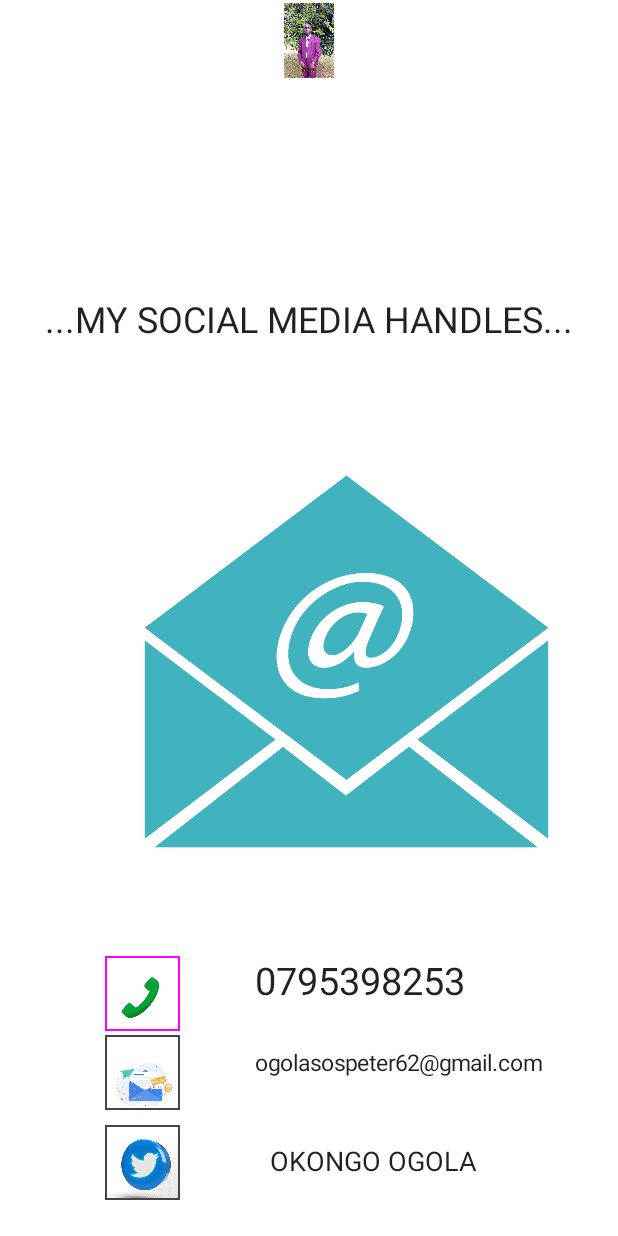
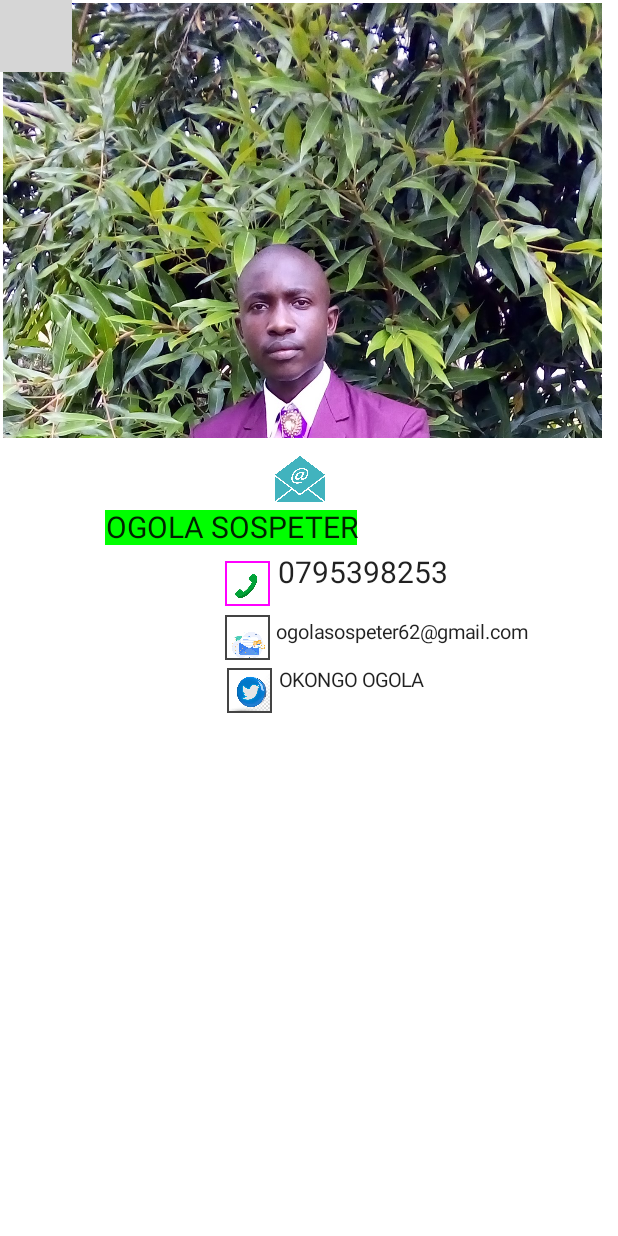
Before and after one commit to OGOLA-SOSPETER/DEVELOPER, an Android app built with Jetpack Compose: the @Preview function DeveloperPreview, on a phone screen of 412 x 824 dp. Run offline under Robolectric (Android 15) with nearby library versions, the phone set to English and light mode, and no system bars; 1 statement that could not run was skipped; grey boxes are pictures that could not be loaded.

Commit message:
Updated files

```diff
--- a/app/src/main/java/com/example/developer/MainActivity.kt
+++ b/app/src/main/java/com/example/developer/MainActivity.kt
@@ -3,20 +3,19 @@ package com.example.developer
 import android.os.Bundle
 import androidx.activity.ComponentActivity
 import androidx.activity.compose.setContent
-import androidx.compose.foundation.BorderStroke
 import androidx.compose.foundation.Image
+import androidx.compose.foundation.background
 import androidx.compose.foundation.border
 import androidx.compose.foundation.layout.*
-import androidx.compose.foundation.shape.CornerSize
-import androidx.compose.foundation.shape.RoundedCornerShape
 import androidx.compose.material.MaterialTheme
 import androidx.compose.material.Surface
 import androidx.compose.material.Text
 import androidx.compose.runtime.Composable
-import androidx.compose.runtime.ComposeCompilerApi
 import androidx.compose.ui.Alignment
 import androidx.compose.ui.Modifier
 import androidx.compose.ui.graphics.Color
+import androidx.compose.ui.graphics.Color.Companion.Green
+import androidx.compose.ui.graphics.Color.Companion.White
 import androidx.compose.ui.layout.ContentScale
 import androidx.compose.ui.res.painterResource
 import androidx.compose.ui.text.style.TextAlign
@@ -24,7 +23,7 @@ import androidx.compose.ui.tooling.preview.Preview
 import androidx.compose.ui.unit.dp
 import androidx.compose.ui.unit.sp
 import com.example.developer.ui.theme.DEVELOPERTheme
-import com.example.developer.ui.theme.Shapes
+import kotlin.math.round
 
 class MainActivity : ComponentActivity() {
     override fun onCreate(savedInstanceState: Bundle?) {
@@ -57,46 +56,9 @@ class MainActivity : ComponentActivity() {
     }
 }
 
-/*
-@Composable
-fun DeveloperBackground(back: String) {
-    Column {
-
-        Text(
-            text = back,
-            fontSize = 20.sp,
-            textAlign = TextAlign.Left,
-            modifier = Modifier
-                .fillMaxWidth()
-                .width(400.dp)
-                .height(150.dp)
-                .padding(top = 3.dp, start = 3.dp, end = 3.dp)
-                .border(border = BorderStroke(width = 2.dp, color = Color.Green))
-        )
-    }
-}
-*/
-@Composable
-fun DeveloperTitle(title: String) {
-    Column {
-
-        Text(
-            text = title,
-            fontSize = 24.sp,
-            textAlign = TextAlign.Center,
-            modifier = Modifier
-                .fillMaxSize()
-                .width(2000.dp)
-                .height(100.dp)
-                .padding(top = 200.dp, start = 20.dp, end = 20.dp, bottom = 3.dp)
-                //.border(border = BorderStroke(width = 2.dp, color = Color.Green))
-        )
-    }
-}
-
 @Composable
     fun DeveloperName(name: String) {
-        Column {
+
 
             Text(
                 text = name,
@@ -104,15 +66,16 @@ fun DeveloperTitle(title: String) {
                 textAlign = TextAlign.Center,
                 modifier = Modifier
 
-                    .padding(top = 500.dp, start = 142.dp, end = 20.dp)
-
+                    .padding(top = 340.dp, start = 70.dp, end = 20.dp,bottom = 100.dp)
+                    .background(color = Green)
             )
         }
-    }
+
 
 @Composable
 fun BackgroundImage() {
     val image0 = painterResource(R.drawable.alx)
+    Column{
         Image(
             painter =  image0,
             alignment = Alignment.TopCenter,
@@ -120,33 +83,35 @@ fun BackgroundImage() {
             modifier = Modifier
                 //.fillMaxSize()
                 .padding(top = 2.dp, end = 2.dp, start = 2.dp)
-            .width(2000.dp)
-            .height(50.dp),
+                .width(399.dp)
+                .height(290.dp),
             //.border( width = 1.dp, color = Color.Magenta),
-        contentScale = ContentScale.Inside
+            contentScale = ContentScale.Crop
         )
+    }
 }
 
     @Composable
     fun DeveloperImage(name: String) {
         val image = painterResource(R.drawable.email)
+        Box {
             Image(
                 painter = image,
                 alignment = Alignment.TopCenter,
                 contentDescription = null,
                 modifier = Modifier
-                .fillMaxSize()
-                .padding(top = 280.dp, end = 20.dp, start = 70.dp)
-                .width(200.dp)
-                .height(100.dp),
+                    .padding(top = 299.dp, end = 20.dp, start = 170.dp)
+                    .width(60.dp)
+                    .height(40.dp),
                 //.border( width = 1.dp, color = Color.Magenta),
                 contentScale = ContentScale.Inside
             )
         }
-
+    }
     @Composable
     fun DeveloperImage1(name: String) {
         val image1 = painterResource(R.drawable.call)
+        Box {
             Image(
                 painter = image1,
                 alignment = Alignment.BottomCenter,
@@ -154,17 +119,18 @@ fun BackgroundImage() {
                 modifier = Modifier
                     //.fillMaxSize()
                     //.fillMaxWidth()
-                .padding(top = 637.dp, end = 20.dp, start = 70.dp)
-                .width(50.dp)
-                .height(50.dp)
+                    .padding(top = 374.dp, end = 20.dp, start = 150.dp)
+                    .width(30.dp)
+                    .height(30.dp)
                     .border(width = 1.dp, color = Color.Magenta),
                 contentScale = ContentScale.Fit
             )
         }
-
+    }
     @Composable
     fun DeveloperImage2(name: String) {
         val image2 = painterResource(R.drawable.email1)
+        Box {
             Image(
                 painter = image2,
                 alignment = Alignment.BottomCenter,
@@ -172,18 +138,19 @@ fun BackgroundImage() {
                 modifier = Modifier
                     //.fillMaxSize()
                     //.fillMaxWidth()
-                .padding(top = 690.dp, end = 20.dp, start = 70.dp)
-                .width(50.dp)
-                .height(50.dp)
+                    .padding(top = 410.dp, end = 20.dp, start = 150.dp)
+                    .width(30.dp)
+                    .height(30.dp)
                     .border(width = 1.dp, color = Color.DarkGray),
                 contentScale = ContentScale.Fit
             )
-
+        }
     }
 
     @Composable
     fun DeveloperImage3(twitter: String) {
         val image3 = painterResource(R.drawable.twitter)
+        Box {
             Image(
                 painter = image3,
                 alignment = Alignment.BottomCenter,
@@ -191,40 +158,39 @@ fun BackgroundImage() {
                 modifier = Modifier
                     //.fillMaxSize()
                     //.fillMaxWidth()
-                .padding(top = 750.dp, end = 20.dp, start = 70.dp)
-                .width(50.dp)
-                .height(50.dp)
+                    .padding(top = 445.dp, end = 20.dp, start = 151.dp)
+                    .width(30.dp)
+                    .height(30.dp)
                     .border(width = 1.dp, color = Color.DarkGray),
                 contentScale = ContentScale.Fit
-        )
-
-    }
-
-    @Composable
-    fun DeveloperContacts(contact: String) {
-        Column {
-            Text(
-                text = contact,
-                fontSize = 25.sp,
-                textAlign = TextAlign.Center,
-                modifier = Modifier
-
-                    .padding(top = 640.dp, start = 170.dp, end = 20.dp)
-
             )
         }
     }
 
     @Composable
-    fun DeveloperEmails(email: String) {
-        Column {
+    fun DeveloperContacts(contact: String) {
+        Box {
             Text(
-                text = email,
-                fontSize = 15.sp,
+                text = contact,
+                fontSize = 20.sp,
                 textAlign = TextAlign.Center,
                 modifier = Modifier
 
-                    .padding(top = 700.dp, start = 170.dp, end = 20.dp)
+                    .padding(top = 370.dp, start = 185.dp, end = 20.dp)
+
+            )
+        }
+    }
+    @Composable
+    fun DeveloperEmails(email: String) {
+        Box {
+            Text(
+                text = email,
+                fontSize = 13.sp,
+                textAlign = TextAlign.Center,
+                modifier = Modifier
+
+                    .padding(top = 414.dp, start = 184.dp, end = 20.dp)
 
             )
         }
@@ -232,14 +198,14 @@ fun BackgroundImage() {
 
     @Composable
     fun DeveloperTwitter(twitter: String) {
-        Column {
+        Box {
             Text(
                 text = twitter,
-                fontSize = 18.sp,
+                fontSize = 13.sp,
                 textAlign = TextAlign.Center,
                 modifier = Modifier
 
-                    .padding(top = 764.dp, start = 180.dp, end = 20.dp)
+                    .padding(top = 446.dp, start = 185.dp, end = 20.dp)
 
             )
         }
@@ -250,13 +216,7 @@ fun BackgroundImage() {
     @Composable
     fun DeveloperPreview() {
         DEVELOPERTheme {
-            Surface(
-                modifier = Modifier.fillMaxSize()
-            ) {
-                Column(
-                    modifier = Modifier.fillMaxSize()
-                ) {}
-            }
+
             //DeveloperBackground("Back")
             BackgroundImage()
             DeveloperTitle("...MY SOCIAL MEDIA HANDLES...")
```
Lines whose indentation alone changed are shown as unchanged.
